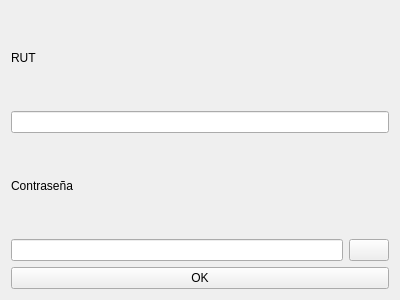
The window that ui/login.ui (Matiti061/TecnoPC) describes before a commit, drawn with Qt 5.
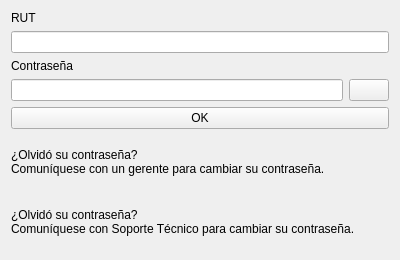
The same window after the commit. Icons and pictures are not drawn.

Commit message: feat: add login function in viewmodel

Diff of the .ui file:
```diff
--- a/ui/login.ui
+++ b/ui/login.ui
@@ -7,13 +7,37 @@
     <x>0</x>
     <y>0</y>
     <width>400</width>
-    <height>300</height>
+    <height>260</height>
    </rect>
   </property>
   <property name="windowTitle">
    <string>Inicio de sesión</string>
   </property>
   <layout class="QGridLayout" name="gridLayout">
+   <item row="1" column="0">
+    <widget class="QPushButton" name="ok_button">
+     <property name="text">
+      <string>OK</string>
+     </property>
+    </widget>
+   </item>
+   <item row="2" column="0">
+    <widget class="QLabel" name="employee_forgot_password_label">
+     <property name="text">
+      <string>¿Olvidó su contraseña?&lt;br&gt;Comuníquese con un gerente para cambiar su contraseña.</string>
+     </property>
+    </widget>
+   </item>
+   <item row="3" column="0">
+    <widget class="QLabel" name="manager_forgot_password_label">
+     <property name="enabled">
+      <bool>true</bool>
+     </property>
+     <property name="text">
+      <string>¿Olvidó su contraseña?&lt;br&gt;Comuníquese con Soporte Técnico para cambiar su contraseña.</string>
+     </property>
+    </widget>
+   </item>
    <item row="0" column="0">
     <layout class="QVBoxLayout" name="verticalLayout">
      <item>
@@ -57,13 +81,6 @@
      </item>
     </layout>
    </item>
-   <item row="1" column="0">
-    <widget class="QPushButton" name="ok_button">
-     <property name="text">
-      <string>OK</string>
-     </property>
-    </widget>
-   </item>
   </layout>
  </widget>
  <resources/>
```
The commit also changes 6 other files.
